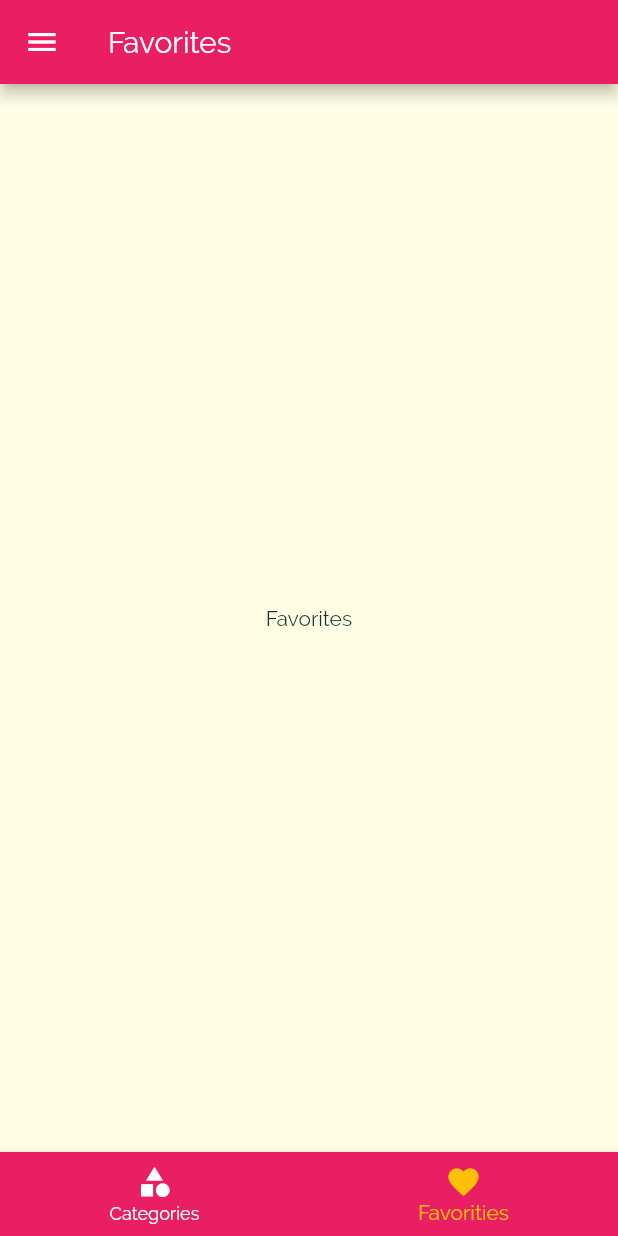
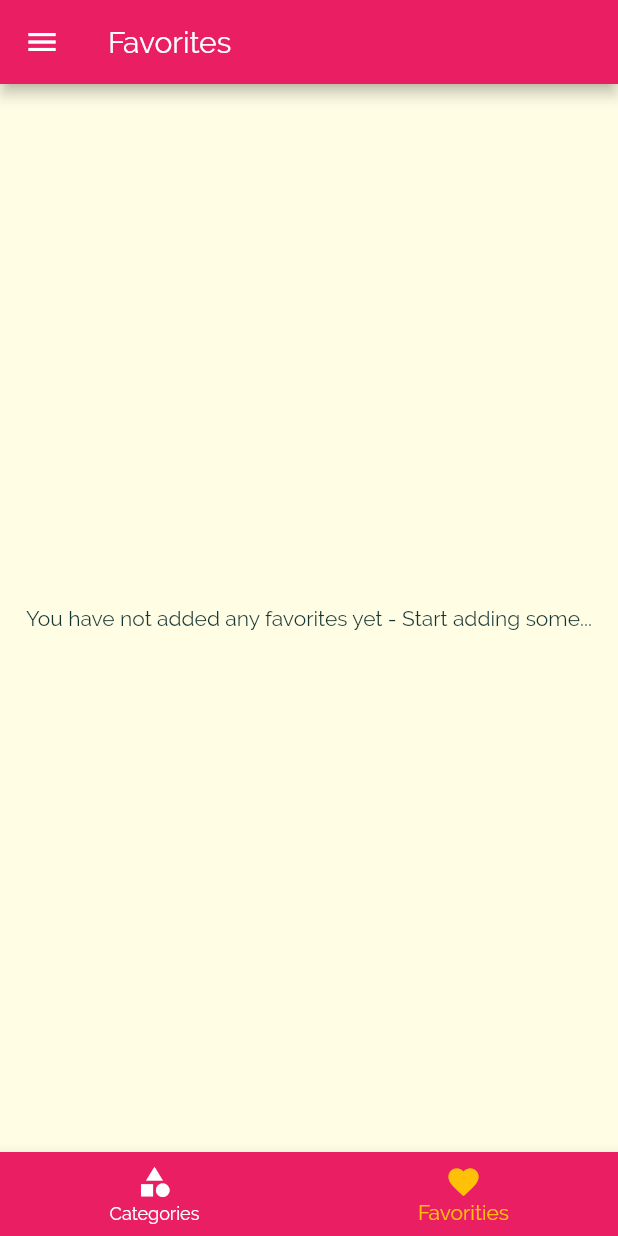
Before and after one commit to codedog001/meals_app, a Flutter app: the screen it shows after launch, item 2 of the bottom bar chosen, on a phone screen of 412 x 824 dp. Run offline on Flutter 3.47's test engine with Material 2 defaults, Android fonts, the phone set to English and light mode, and no system bars.

Commit message:
Adding Favorites Functionality Complete

```diff
--- a/lib/main.dart
+++ b/lib/main.dart
@@ -1,4 +1,5 @@
 import 'package:flutter/material.dart';
+import 'package:meals_app/screens/favorites_screen.dart';
 import 'package:meals_app/screens/filters_screen.dart';
 import './screens/tabs_screen.dart';
 import './screens/meal_detail_screen.dart';
@@ -23,7 +24,7 @@ class _MyAppState extends State<MyApp> {
   };
 
   List<Meal> _availableMeals = DUMMY_MEALS;
-  List<Meal> _favoritedMeals = [];
+  List<Meal> _favoriteMeals = [];
 
   void _setFilters(Map<String, bool> filterData) {
     setState(() {
@@ -44,6 +45,26 @@ class _MyAppState extends State<MyApp> {
         return true;
       }).toList();
     });
+  }
+
+  void _toggleFavorite(String mealId) {
+    final existingIndex =
+        _favoriteMeals.indexWhere((meal) => meal.id == mealId);
+    if (existingIndex >= 0) {
+      setState(() {
+        _favoriteMeals.removeAt(existingIndex);
+      });
+    } else {
+      setState(() {
+        _favoriteMeals.add(
+          DUMMY_MEALS.firstWhere((meal) => mealId == meal.id),
+        );
+      });
+    }
+  }
+
+  bool _isMealFavorite(String id) {
+    return _favoriteMeals.any((meal) => id == meal.id);
   }
 
   @override
@@ -72,10 +93,11 @@ class _MyAppState extends State<MyApp> {
       // home: CategoriesScreen(),
       initialRoute: '/', // default is '/'
       routes: {
-        '/': (ctx) => TabsScreen(_favoritedMeals),
+        '/': (ctx) => TabsScreen(_favoriteMeals),
         CategoryMealsScreen.routeName: (ctx) =>
             CategoryMealsScreen(_availableMeals),
-        MealDetailScreen.routeName: (ctx) => MealDetailScreen(),
+        MealDetailScreen.routeName: (ctx) =>
+            MealDetailScreen(_toggleFavorite, _isMealFavorite),
         FiltersScreen.routeName: (ctx) => FiltersScreen(_filters, _setFilters),
       },
       onUnknownRoute: (settings) {
--- a/lib/screens/favorites_screen.dart
+++ b/lib/screens/favorites_screen.dart
@@ -1,14 +1,32 @@
 import 'package:flutter/material.dart';
 import '../models/meals.dart';
+import '../widgets/meal_item.dart';
 
 class FavoritesScreen extends StatelessWidget {
-  List<Meal> favoriteMeals;
+  final List<Meal> favoriteMeals;
   FavoritesScreen(this.favoriteMeals);
 
   @override
   Widget build(BuildContext context) {
-    return Center(
-      child: Text('Favorites'),
-    );
+    if (favoriteMeals.isEmpty) {
+      return Center(
+        child:
+            Text('You have not added any favorites yet - Start adding some...'),
+      );
+    } else {
+      return ListView.builder(
+        itemBuilder: (ctx, index) {
+          return MealItem(
+            id: favoriteMeals[index].id,
+            title: favoriteMeals[index].title,
+            affordability: favoriteMeals[index].affordability,
+            complexity: favoriteMeals[index].complexity,
+            imageUrl: favoriteMeals[index].imageUrl,
+            duration: favoriteMeals[index].duration,
+          );
+        },
+        itemCount: favoriteMeals.length,
+      );
+    }
   }
 }
--- a/lib/screens/tabs_screen.dart
+++ b/lib/screens/tabs_screen.dart
@@ -1,9 +1,8 @@
 import 'package:flutter/material.dart';
-import './meal_detail_screen.dart';
 import './favorites_screen.dart';
 import './categories_screen.dart';
 import '../widgets/main_drawer.dart';
-import '../models/meals.dart'
+import '../models/meals.dart';
 
 class TabsScreen extends StatefulWidget {
   final List<Meal> favoriteMeals;
```
Also changed, not shown: lib/screens/meal_detail_screen.dart (+10 -0 lines). Lines whose indentation alone changed are shown as unchanged.
